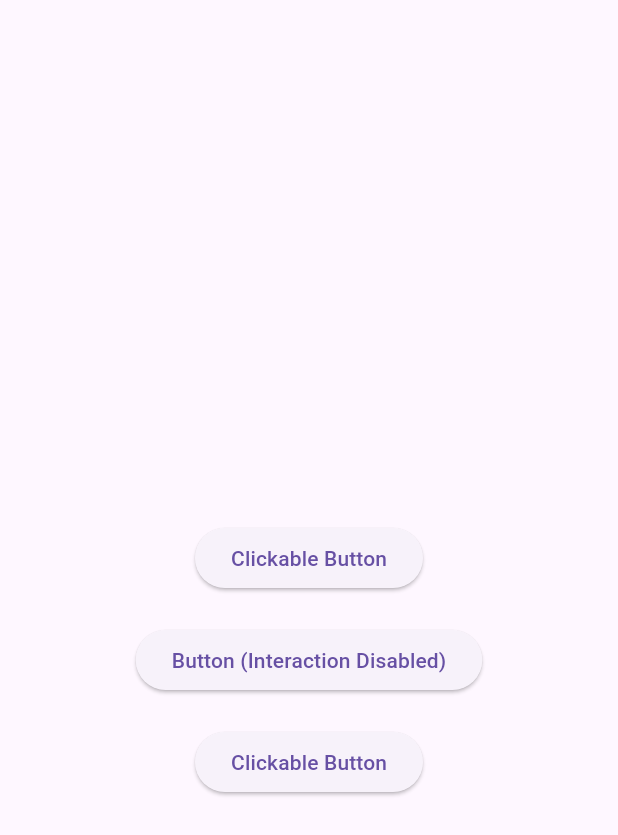
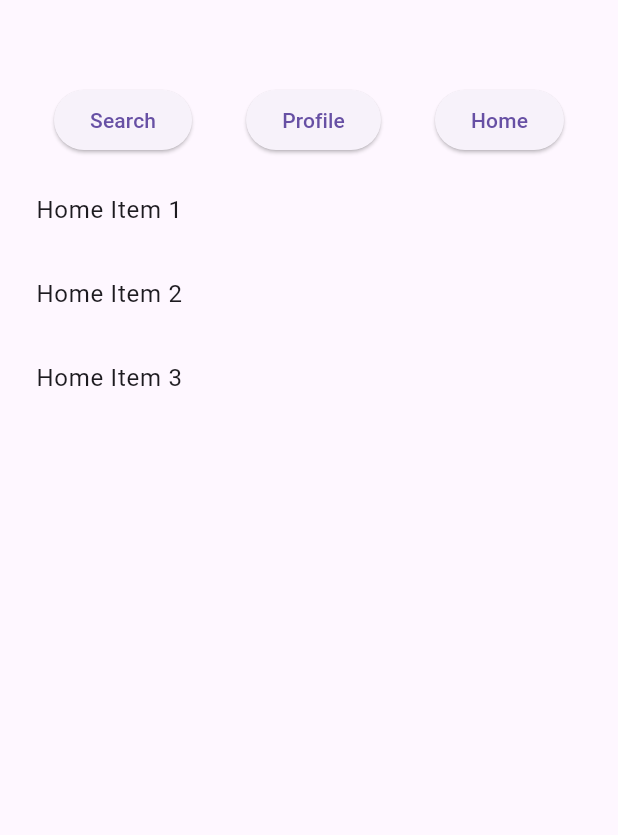
Before and after one commit to IkramulHasanTanvir/FlutterPackages, a Flutter app: the screen it shows after launch, on a phone screen of 412 x 824 dp. Shown: the top 835 px of the screen. Run offline on Flutter 3.47's test engine with Material 3 defaults, Android fonts, the phone set to English and light mode, and no system bars.

Commit message:
IndexedStack widgets

```diff
--- a/lib/home_screen.dart
+++ b/lib/home_screen.dart
@@ -1,5 +1,5 @@
 import 'package:flutter/material.dart';
-import 'package:flutter_packages/ignore_pointer_widget.dart';
+import 'package:flutter_packages/indexed_stack_widget.dart';
 
 class HomeScreen extends StatelessWidget {
   const HomeScreen({super.key});
@@ -8,7 +8,7 @@ class HomeScreen extends StatelessWidget {
   Widget build(BuildContext context) {
     return  Scaffold(
       appBar: AppBar(),
-      body: const IgnorePointerWidget(),
+      body: const IndexedStackWidget(),
     );
   }
 }
--- a/lib/ignore_pointer_widget.dart
+++ /dev/null
@@ -1,51 +0,0 @@
-import 'package:flutter/material.dart';
-
-class IgnorePointerWidget extends StatefulWidget {
-  const IgnorePointerWidget({super.key});
-
-  @override
-  State<IgnorePointerWidget> createState() => _IgnorePointerWidgetState();
-}
-
-class _IgnorePointerWidgetState extends State<IgnorePointerWidget>{
-
-  @override
-  Widget build(BuildContext context) {
-    return Center(
-      child: Column(
-        mainAxisAlignment: MainAxisAlignment.center,
-        children: [
-          GestureDetector(
-            onTap: () {
-            },
-            child: ElevatedButton(
-              onPressed: () {},
-              child: const Text('Clickable Button'),
-            ),
-          ),
-          const SizedBox(height: 20),
-          IgnorePointer(
-            ignoring: true, // Disable interactions for this widget
-            child: GestureDetector(
-              onTap: () {
-              },
-              child: ElevatedButton(
-                onPressed: () {},
-                child: const Text('Button (Interaction Disabled)'),
-              ),
-            ),
-          ),
-          const SizedBox(height: 20),
-          GestureDetector(
-            onTap: () {
-            },
-            child: ElevatedButton(
-              onPressed: () {},
-              child: const Text('Clickable Button'),
-            ),
-          ),
-        ],
-      ),
-    );
-  }
-}
--- /dev/null
+++ b/lib/indexed_stack_widget.dart
@@ -0,0 +1,99 @@
+import 'package:flutter/material.dart';
+
+class IndexedStackWidget extends StatefulWidget {
+  const IndexedStackWidget({super.key});
+
+  @override
+  State<IndexedStackWidget> createState() => _IndexedStackWidgetState();
+}
+
+class _IndexedStackWidgetState extends State<IndexedStackWidget>{
+  int _selectedIndex = 0;
+
+  final List<List<String>> _data = [
+    ['Home Item 1', 'Home Item 2', 'Home Item 3'],
+    ['Search Item 1', 'Search Item 2', 'Search Item 3'],
+    ['Profile Item 1', 'Profile Item 2', 'Profile Item 3'],
+  ];
+
+
+  @override
+  Widget build(BuildContext context) {
+    return Column(
+      children: [
+        Row(
+          mainAxisAlignment: MainAxisAlignment.spaceEvenly,
+          children: [
+            ElevatedButton(
+              onPressed: () {
+                setState(() {
+                  _selectedIndex = 0;  // Show Home Screen
+                });
+              },
+              child: const Text('Search'),
+            ),
+            ElevatedButton(
+              onPressed: () {
+                setState(() {
+                  _selectedIndex = 1;  // Show Search Screen
+                });
+              },
+              child: const Text('Profile'),
+            ),
+            ElevatedButton(
+              onPressed: () {
+                setState(() {
+                  _selectedIndex = 2;  // Show Profile Screen
+                });
+              },
+              child: const Text('Home'),
+            ),
+          ],
+        ),
+        Expanded(
+          child: IndexedStack(
+            index: _selectedIndex,  // Show the screen based on selected index
+            children: [
+              // Home Screen with ListView
+              Container(
+                padding: const EdgeInsets.all(8.0),
+                child: ListView.builder(
+                  itemCount: _data[0].length,
+                  itemBuilder: (context, index) {
+                    return ListTile(
+                      title: Text(_data[0][index]),
+                    );
+                  },
+                ),
+              ),
+              // Search Screen with ListView
+              Container(
+                padding: const EdgeInsets.all(8.0),
+                child: ListView.builder(
+                  itemCount: _data[1].length,
+                  itemBuilder: (context, index) {
+                    return ListTile(
+                      title: Text(_data[1][index]),
+                    );
+                  },
+                ),
+              ),
+              // Profile Screen with ListView
+              Container(
+                padding: const EdgeInsets.all(8.0),
+                child: ListView.builder(
+                  itemCount: _data[2].length,
+                  itemBuilder: (context, index) {
+                    return ListTile(
+                      title: Text(_data[2][index]),
+                    );
+                  },
+                ),
+              ),
+            ],  // List of screens (Home, Search, Profile)
+          ),
+        ),
+      ],
+    );
+  }
+}
```
